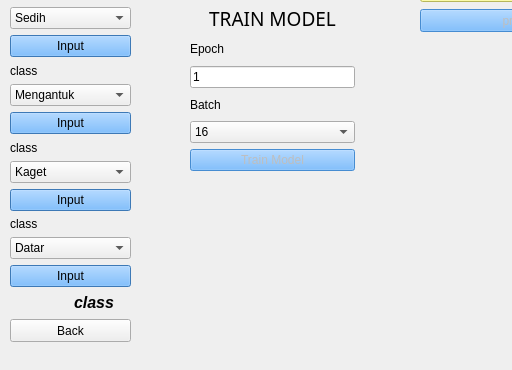
Before: the Qt Designer form index.ui in erfiandanuri80/facial-expression-teachable-machine, drawn with Qt 5; both pictures show x 0 to 512 and y 161 to 531 of the 654 by 531 pixel window.
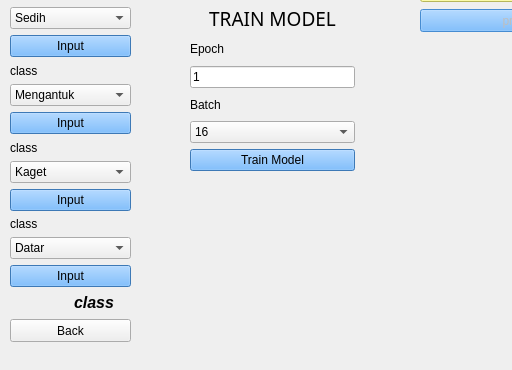
After: the same form once the commit is applied.

```diff
--- a/index.ui
+++ b/index.ui
@@ -489,7 +489,7 @@
        <item>
         <widget class="QPushButton" name="pushButton_10">
          <property name="enabled">
-          <bool>false</bool>
+          <bool>true</bool>
          </property>
          <property name="styleSheet">
           <string notr="true">background-color: rgb(85, 170, 255);</string>
```
